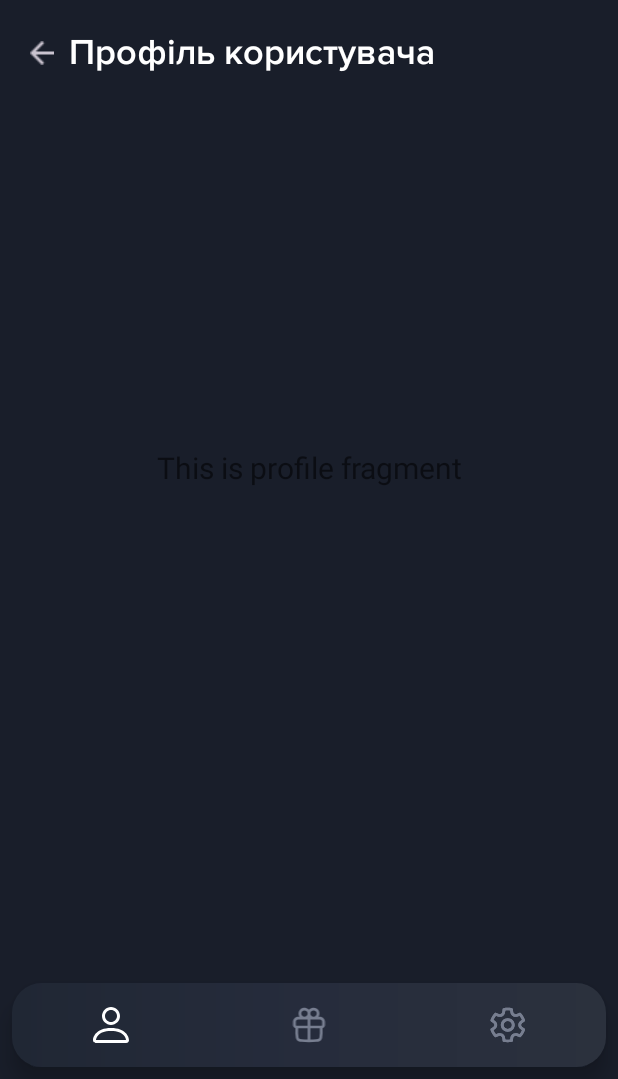
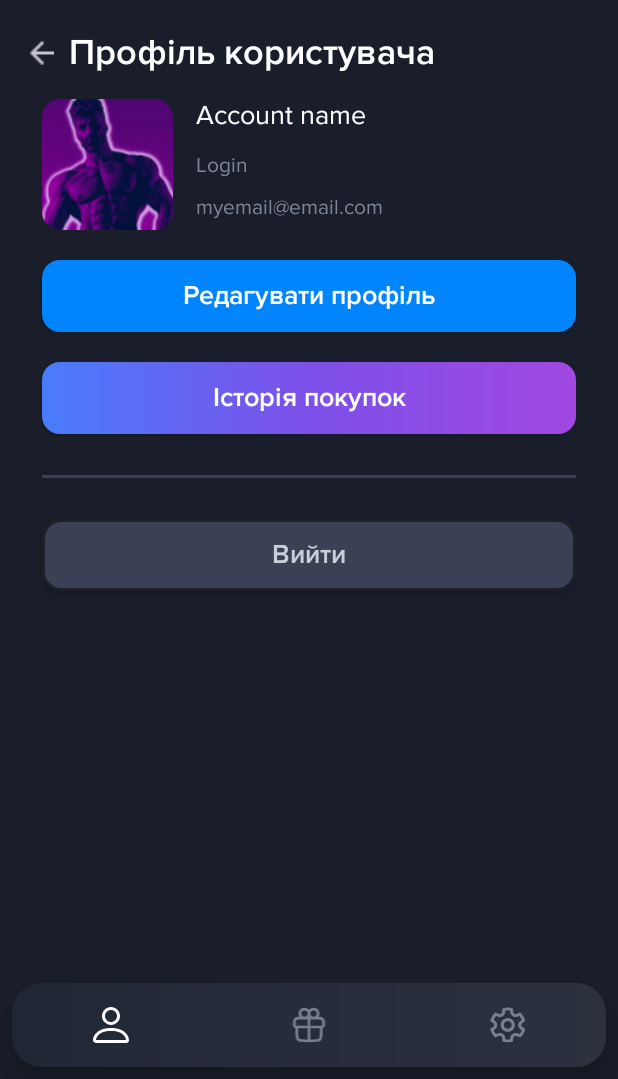
Before and after one commit to NURE-DigitalDream/PlayPrismMobileApp, an Android app: the ProfileFragment screen opened through its navigation route, on a phone screen of 412 x 824 dp, the part 157-1236 px from its top. Run offline under Robolectric (Android 15) with nearby library versions, the phone set to English and light mode, and no system bars; our stand-ins replace navigation-ui.

Commit message:
Edited profile page

```diff
--- a/app/app/src/main/java/com/example/playprism/ui/giveaways/GiveawaysFragment.java
+++ b/app/app/src/main/java/com/example/playprism/ui/giveaways/GiveawaysFragment.java
@@ -22,11 +22,8 @@ public class GiveawaysFragment extends Fragment {
                 new ViewModelProvider(this).get(GiveawaysViewModel.class);
 
         binding = FragmentGiveawaysBinding.inflate(inflater, container, false);
-        View root = binding.getRoot();
 
-        final TextView textView = binding.textDashboard;
-        giveawaysViewModel.getText().observe(getViewLifecycleOwner(), textView::setText);
-        return root;
+        return binding.getRoot();
     }
 
     @Override
--- a/app/app/src/main/java/com/example/playprism/ui/profile/ProfileFragment.java
+++ b/app/app/src/main/java/com/example/playprism/ui/profile/ProfileFragment.java
@@ -22,11 +22,9 @@ public class ProfileFragment extends Fragment {
                 new ViewModelProvider(this).get(ProfileViewModel.class);
 
         binding = FragmentProfileBinding.inflate(inflater, container, false);
-        View root = binding.getRoot();
 
-        final TextView textView = binding.textHome;
-        profileViewModel.getText().observe(getViewLifecycleOwner(), textView::setText);
-        return root;
+
+        return binding.getRoot();
     }
 
     @Override
--- a/app/app/src/main/java/com/example/playprism/ui/settings/SettingsFragment.java
+++ b/app/app/src/main/java/com/example/playprism/ui/settings/SettingsFragment.java
@@ -20,12 +20,9 @@ public class SettingsFragment extends Fragment {
         SettingsViewModel settingsViewModel = new ViewModelProvider(this).get(SettingsViewModel.class);
 
         binding = FragmentSettingsBinding.inflate(inflater, container, false);
-        View root = binding.getRoot();
 
-        final TextView textView = binding.textNotifications;
-        settingsViewModel.getText().observe(getViewLifecycleOwner(), textView::setText);
 
-        return root;
+        return binding.getRoot();
     }
 
     @Override
--- /dev/null
+++ b/app/app/src/main/res/drawable/blue_button.xml
@@ -0,0 +1,10 @@
+<?xml version="1.0" encoding="utf-8"?>
+<layer-list xmlns:android="http://schemas.android.com/apk/res/android">
+    <item >
+        <shape android:shape="rectangle" >
+            <corners android:radius="12dp"/>
+            <padding android:left="10dp" android:top="10dp" android:right="10dp" android:bottom="10dp"/>
+            <solid android:color="#0085FF"/>
+        </shape>
+    </item>
+</layer-list>
--- /dev/null
+++ b/app/app/src/main/res/drawable/sign_out_button.xml
@@ -0,0 +1,7 @@
+<shape xmlns:android="http://schemas.android.com/apk/res/android"
+    android:shape="rectangle">
+    <corners android:radius="12dp"/>
+    <padding android:left="10dp" android:top="10dp" android:right="10dp" android:bottom="10dp"/>
+    <solid android:color="#3A4155"/>
+    <stroke android:width="2dp" android:color="#1E2128"/>
+</shape>
--- a/app/app/src/main/res/layout/fragment_giveaways.xml
+++ b/app/app/src/main/res/layout/fragment_giveaways.xml
@@ -39,7 +39,8 @@
         android:contentDescription="backforwarding"
         app:layout_constraintStart_toStartOf="parent"
         app:layout_constraintTop_toBottomOf="@+id/view"
-        app:srcCompat="@drawable/icon_back_arrow" />
+        app:srcCompat="@drawable/icon_back_arrow"
+        />
 
     <TextView
         android:id="@+id/textView2"
@@ -55,18 +56,4 @@
         app:layout_constraintStart_toEndOf="@+id/back_icon"
         app:layout_constraintTop_toBottomOf="@+id/view" />
 
-    <TextView
-        android:id="@+id/text_dashboard"
-        android:layout_width="match_parent"
-        android:layout_height="wrap_content"
-        android:layout_marginStart="8dp"
-        android:layout_marginTop="8dp"
-        android:layout_marginEnd="8dp"
-        android:textAlignment="center"
-        android:textSize="20sp"
-        app:layout_constraintBottom_toBottomOf="parent"
-        app:layout_constraintEnd_toEndOf="parent"
-        app:layout_constraintStart_toStartOf="parent"
-        app:layout_constraintTop_toTopOf="parent" />
-
 </androidx.constraintlayout.widget.ConstraintLayout>
--- a/app/app/src/main/res/layout/fragment_profile.xml
+++ b/app/app/src/main/res/layout/fragment_profile.xml
@@ -55,18 +55,120 @@
         app:layout_constraintStart_toEndOf="@+id/back_icon"
         app:layout_constraintTop_toBottomOf="@+id/view" />
 
+    <com.google.android.material.imageview.ShapeableImageView
+        android:id="@+id/cardView"
+        android:layout_width="87dp"
+        android:layout_height="87dp"
+        android:layout_marginStart="28dp"
+        android:layout_marginTop="18dp"
+        app:cardCornerRadius="8dp"
+        app:layout_constraintStart_toStartOf="parent"
+        app:layout_constraintTop_toBottomOf="@+id/textView2"
+        android:src="@drawable/profile_photo_sample"
+        app:shapeAppearanceOverlay="@style/roundedCorners"/>
+
     <TextView
-        android:id="@+id/text_home"
-        android:layout_width="match_parent"
+        android:id="@+id/textView"
+        android:layout_width="113dp"
+        android:layout_height="22dp"
+        android:layout_marginStart="15dp"
+        android:layout_marginTop="18dp"
+        android:fontFamily="@font/proxima_regular"
+        android:text="Account name"
+        android:textColor="#FFFFFF"
+        android:textSize="18sp"
+        app:layout_constraintStart_toEndOf="@+id/cardView"
+        app:layout_constraintTop_toBottomOf="@+id/textView2" />
+
+    <TextView
+        android:id="@+id/login_textView"
+        android:layout_width="wrap_content"
         android:layout_height="wrap_content"
-        android:layout_marginStart="8dp"
-        android:layout_marginTop="8dp"
-        android:layout_marginEnd="8dp"
-        android:textAlignment="center"
-        android:textSize="20sp"
-        app:layout_constraintBottom_toBottomOf="parent"
+        android:layout_marginStart="15dp"
+        android:layout_marginTop="13dp"
+        android:fontFamily="@font/proxima_regular"
+        android:text="Login"
+        android:textColor="#7D8698"
+        android:textSize="14sp"
+        app:layout_constraintStart_toEndOf="@+id/cardView"
+        app:layout_constraintTop_toBottomOf="@+id/textView" />
+
+    <TextView
+        android:id="@+id/email_textView"
+        android:layout_width="wrap_content"
+        android:layout_height="wrap_content"
+        android:layout_marginStart="15dp"
+        android:layout_marginTop="10dp"
+        android:fontFamily="@font/proxima_regular"
+        android:text="myemail@email.com"
+        android:textColor="#7D8698"
+        android:textSize="14sp"
+        app:layout_constraintStart_toEndOf="@+id/cardView"
+        app:layout_constraintTop_toBottomOf="@+id/login_textView" />
+
+    <Button
+        android:id="@+id/button_profile_edit"
+        android:layout_width="0dp"
+        android:layout_height="48dp"
+        android:layout_marginStart="28dp"
+        android:layout_marginTop="20dp"
+        android:layout_marginEnd="28dp"
+        android:background="@drawable/blue_button"
+        android:elevation="4dp"
+        android:fontFamily="@font/proxima_semibold"
+        android:text="Редагувати профіль"
+        android:textAllCaps="false"
+        android:textColor="#FFFFFF"
+        android:textSize="18sp"
         app:layout_constraintEnd_toEndOf="parent"
         app:layout_constraintStart_toStartOf="parent"
-        app:layout_constraintTop_toTopOf="parent" />
+        app:layout_constraintTop_toBottomOf="@+id/cardView" />
+
+    <Button
+        android:id="@+id/button_purchase_history"
+        android:layout_width="match_parent"
+        android:layout_height="48dp"
+        android:layout_marginStart="28dp"
+        android:layout_marginTop="20dp"
+        android:layout_marginEnd="28dp"
+        android:background="@drawable/sign_up_button"
+        android:elevation="4dp"
+        android:fontFamily="@font/proxima_semibold"
+        android:text="Історія покупок"
+        android:textAllCaps="false"
+        android:textColor="#FFFFFF"
+        android:textSize="18sp"
+        app:layout_constraintEnd_toEndOf="parent"
+        app:layout_constraintStart_toStartOf="parent"
+        app:layout_constraintTop_toBottomOf="@+id/button_profile_edit" />
+
+    <View
+        android:id="@+id/view_line"
+        android:layout_width="match_parent"
+        android:layout_height="2dp"
+        android:layout_marginStart="28dp"
+        android:layout_marginTop="27dp"
+        android:layout_marginEnd="28dp"
+        android:background="#3A4155"
+        app:layout_constraintEnd_toEndOf="parent"
+        app:layout_constraintStart_toStartOf="parent"
+        app:layout_constraintTop_toBottomOf="@+id/button_purchase_history" />
+
+    <Button
+        android:id="@+id/button_steamLogin"
+        android:layout_width="0dp"
+        android:layout_height="48dp"
+        android:layout_marginStart="28dp"
+        android:layout_marginTop="27dp"
+        android:layout_marginEnd="28dp"
+        android:background="@drawable/sign_out_button"
+        android:fontFamily="@font/proxima_semibold"
+        android:text="Вийти"
+        android:textAllCaps="false"
+        android:textColor="#CACED9"
+        android:textSize="18sp"
+        app:layout_constraintEnd_toEndOf="parent"
+        app:layout_constraintStart_toStartOf="parent"
+        app:layout_constraintTop_toBottomOf="@+id/view_line" />
 
 </androidx.constraintlayout.widget.ConstraintLayout>
--- a/app/app/src/main/res/layout/fragment_settings.xml
+++ b/app/app/src/main/res/layout/fragment_settings.xml
@@ -60,7 +60,7 @@
         android:layout_width="0dp"
         android:layout_height="178dp"
         android:layout_marginStart="20dp"
-        android:layout_marginTop="10dp"
+        android:layout_marginTop="18dp"
         android:layout_marginEnd="20dp"
         android:background="@drawable/settings_block_style"
         app:layout_constraintEnd_toEndOf="parent"
@@ -111,20 +111,6 @@
         app:layout_constraintTop_toTopOf="@+id/view1" />
 
     <TextView
-        android:id="@+id/text_notifications"
-        android:layout_width="match_parent"
-        android:layout_height="wrap_content"
-        android:layout_marginStart="8dp"
-        android:layout_marginTop="8dp"
-        android:layout_marginEnd="8dp"
-        android:textAlignment="center"
-        android:textSize="20sp"
-        app:layout_constraintBottom_toBottomOf="parent"
-        app:layout_constraintEnd_toEndOf="parent"
-        app:layout_constraintStart_toStartOf="parent"
-        app:layout_constraintTop_toTopOf="parent" />
-
-    <TextView
         android:id="@+id/textView3"
         android:layout_width="wrap_content"
         android:layout_height="wrap_content"
--- /dev/null
+++ b/app/app/src/main/res/values/styles.xml
@@ -0,0 +1,8 @@
+<?xml version="1.0" encoding="utf-8"?>
+<resources>
+
+    <style name="roundedCorners">
+        <item name="cornerFamily">rounded</item>
+        <item name="cornerSize">12dp</item>
+    </style>
+</resources>
```
Also changed, not shown: app/app/src/main/res/drawable/profile_photo_sample.png (added).
